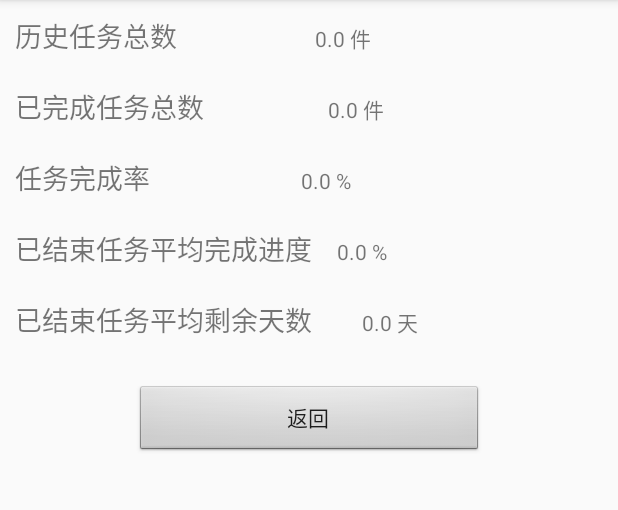
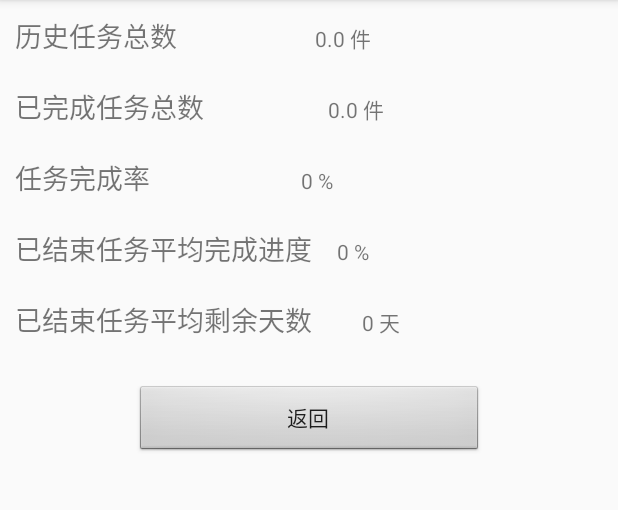
Before and after one commit to scut-wizard/scut-wizard, an Android app: the ShowEventActivity screen opened directly, with no data from a screen before it, on a phone screen of 412 x 824 dp, the part 84-594 px from its top. Run offline under Robolectric (Android 15) with nearby library versions, the phone set to English and light mode, and no system bars.

Commit message:
修复 DDL助手 日期和界面等问题

```diff
--- a/app/src/main/java/com/scut/scutwizard/AddEventActivity.java
+++ b/app/src/main/java/com/scut/scutwizard/AddEventActivity.java
@@ -61,10 +61,10 @@ public class AddEventActivity extends AppCompatActivity {
                     double rating;
 
                     //计算DDL与当前日期距离天数
-                    String ddlDate_str = add_event_et_daysLeft.getYear()+"-"+add_event_et_daysLeft.getMonth()+"-"+add_event_et_daysLeft.getDayOfMonth();
+                    String ddlDate_str = add_event_et_daysLeft.getYear()+"-"+(add_event_et_daysLeft.getMonth()+1)+"-"+add_event_et_daysLeft.getDayOfMonth();
                     daysLeft = new DateHelper().calcuDateDiffFromToday(new DateHelper().strToDate(ddlDate_str));
                     //Toast.makeText(AddEventActivity.this,daysLeft+"",Toast.LENGTH_SHORT).show();
-
+                    //Toast.makeText(AddEventActivity.this,add_event_et_daysLeft.getDayOfMonth()+"",Toast.LENGTH_SHORT).show();
                     if(progress<0||progress>99){
                         Toast.makeText(AddEventActivity.this,"完成进度输入0-99的数字",Toast.LENGTH_SHORT).show();
                     }else if(step<1||step>10){
--- a/app/src/main/java/com/scut/scutwizard/DateHelper.java
+++ b/app/src/main/java/com/scut/scutwizard/DateHelper.java
@@ -59,7 +59,7 @@ public class DateHelper {
                         ContentValues values = new ContentValues();
                         values.put("daysLeft",newDaysLeft);
                         values.put("finish",finish);
-                        note_db.update("note_db",values,"id=?",new String[]{String.valueOf(id)});
+                        note_db.update("event_table",values,"id=?",new String[]{String.valueOf(id)});
                     }
                 }
 
--- a/app/src/main/java/com/scut/scutwizard/ShowEventActivity.java
+++ b/app/src/main/java/com/scut/scutwizard/ShowEventActivity.java
@@ -76,9 +76,9 @@ public class ShowEventActivity extends AppCompatActivity {
 
         cnt_events_tv.setText(String.valueOf(cnt_events)+" 件");
         cnt_complete_events_tv.setText(String.valueOf(cnt_complete_events)+ " 件");
-        cnt_complete_per_tv.setText(String.valueOf(cnt_complete_per*100)+" %");
-        cnt_finish_progress_tv.setText(String.valueOf(cnt_finish_progress)+" %");
-        cnt_finish_daysleft_tv.setText(String.valueOf(cnt_finish_daysleft)+" 天");
+        cnt_complete_per_tv.setText(String.valueOf((int)(cnt_complete_per*100))+" %");
+        cnt_finish_progress_tv.setText(String.valueOf((int)cnt_finish_progress)+" %");
+        cnt_finish_daysleft_tv.setText(String.valueOf((int)cnt_finish_daysleft)+" 天");
 
 
     }
--- a/app/src/main/res/layout/event_item.xml
+++ b/app/src/main/res/layout/event_item.xml
@@ -40,7 +40,6 @@
             android:id="@+id/event_daysLeft_tv"
             android:layout_width="wrap_content"
             android:layout_height="match_parent"
-            android:layout_weight="1"
             android:gravity="center"
             android:text="10 days"
             android:textColor="@android:color/holo_green_light"
@@ -48,10 +47,9 @@
 
         <Button
             android:id="@+id/event_giveup_btn"
-            android:layout_width="40dp"
+            android:layout_width="60dp"
             android:layout_height="wrap_content"
             android:layout_gravity="end"
-            android:layout_weight="1"
             android:text="放弃"
             android:textSize="12sp" />
 
```
